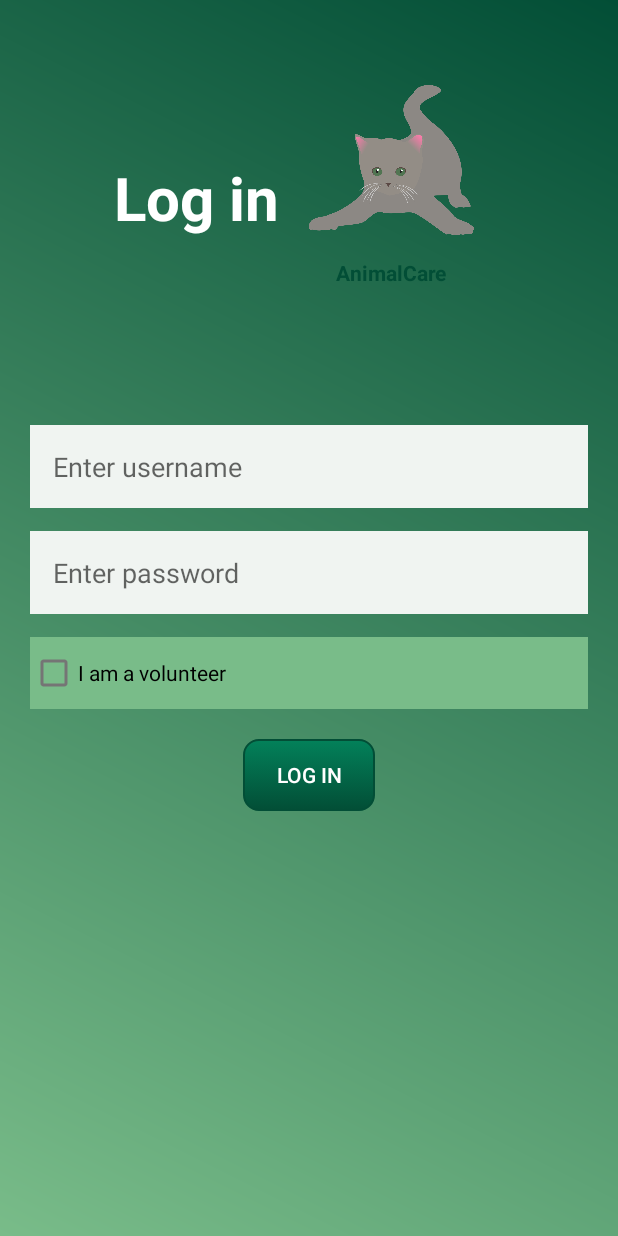
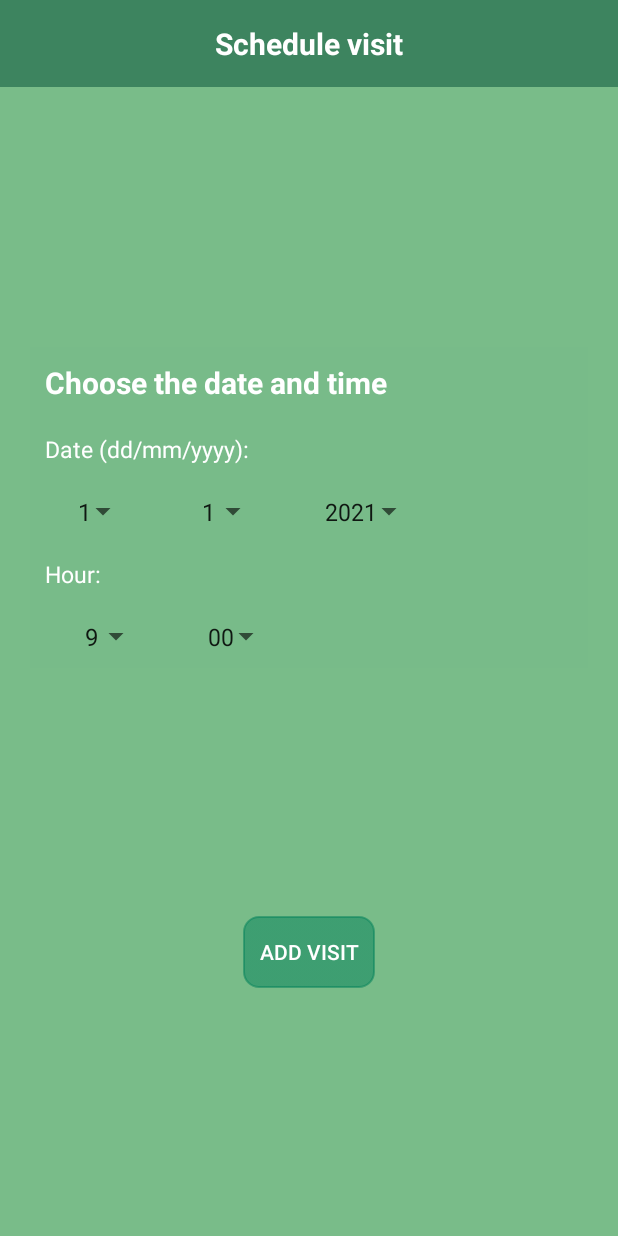
Before and after one commit to Oana-Ivan/AnimalCare, an Android app: the AdopterHomeActivity screen opened directly, with no data from a screen before it, after a tap on "Schedule visit", on a phone screen of 412 x 824 dp. Run offline under Robolectric (Android 15) with nearby library versions, the phone set to English and light mode, and no system bars; our stand-ins replace Firebase (no records; nobody signed in at launch, a user with empty details on screens opened directly), Room's generated code.

Commit message:
Users with role ADOPTER can schedule visits

```diff
--- a/app/src/main/AndroidManifest.xml
+++ b/app/src/main/AndroidManifest.xml
@@ -15,7 +15,8 @@
         android:roundIcon="@drawable/logo_animal_care"
         android:supportsRtl="true"
         android:theme="@style/Theme.AnimalCare">
-        <activity android:name=".adopterOptions.recommendedAnimals.RecommendedAnimalsActivity"></activity>
+        <activity android:name=".adopterOptions.AddVisitActivity"></activity>
+        <activity android:name=".adopterOptions.recommendedAnimals.RecommendedAnimalsActivity" />
         <activity android:name=".adopterOptions.savedAnimals.SavedAnimalsActivity" />
         <activity android:name=".animalsActivities.AnimalDetailsActivity" />
         <activity
--- /dev/null
+++ b/app/src/main/java/com/example/animalcare/adopterOptions/AddVisitActivity.java
@@ -0,0 +1,128 @@
+package com.example.animalcare.adopterOptions;
+
+import androidx.appcompat.app.AppCompatActivity;
+import androidx.appcompat.widget.AppCompatButton;
+import androidx.room.Room;
+
+import android.content.Context;
+import android.content.SharedPreferences;
+import android.os.Bundle;
+import android.util.Log;
+import android.widget.ArrayAdapter;
+import android.widget.Spinner;
+import android.widget.Toast;
+
+import com.example.animalcare.CRUD.AddAnimalActivity;
+import com.example.animalcare.R;
+import com.example.animalcare.adopterOptions.roomDatabase.AdopterOptionsDatabase;
+import com.example.animalcare.adopterOptions.roomDatabase.dao.SavedAnimalDAO;
+import com.example.animalcare.adopterOptions.roomDatabase.entity.SavedAnimal;
+import com.example.animalcare.models.Visit;
+import com.google.android.gms.tasks.OnSuccessListener;
+import com.google.firebase.firestore.CollectionReference;
+import com.google.firebase.firestore.DocumentSnapshot;
+import com.google.firebase.firestore.FirebaseFirestore;
+
+import java.util.ArrayList;
+import java.util.List;
+
+import static android.content.ContentValues.TAG;
+import static com.example.animalcare.authentication.RegisterActivity.UserPREFERENCES;
+import static com.example.animalcare.authentication.RegisterActivity.Username;
+
+public class AddVisitActivity extends AppCompatActivity {
+    private Spinner dayS, monthS, yearS, hourS, minutesS;
+    private AppCompatButton addVisitBtn;
+    private String[] day, month, year, hour, minutes;
+
+    // cloud database
+    private FirebaseFirestore db;
+    private CollectionReference visitsCollection;
+    private int collectionSize = 0;
+
+    @Override
+    protected void onCreate(Bundle savedInstanceState) {
+        super.onCreate(savedInstanceState);
+        setContentView(R.layout.activity_add_visit);
+
+        init();
+
+        addVisitBtn.setOnClickListener(b -> {
+            // TODO Add checks for visit date
+
+            // get the number of animals in collection
+            visitsCollection.get().addOnCompleteListener(task -> {
+                if (task.isSuccessful()) {
+                    for (DocumentSnapshot document : task.getResult()) {
+                        collectionSize++;
+                    }
+                    Toast.makeText(AddVisitActivity.this, "No of visits: " + collectionSize, Toast.LENGTH_LONG).show();
+                    collectionSize++;
+                    String visitID = "visit_" + collectionSize;
+
+                    // Retrieve username from sharedPreferences
+                    SharedPreferences sharedpreferences = getSharedPreferences(UserPREFERENCES, Context.MODE_PRIVATE);
+                    String username = sharedpreferences.getString(Username, "");
+
+                    // Get ids for animals saved by user
+                    List<String> ids = new ArrayList<>();
+                    // Retrieve all saved animals from Room Database
+                    AdopterOptionsDatabase db = Room.databaseBuilder(this, AdopterOptionsDatabase.class, "db-app").allowMainThreadQueries().build();
+                    SavedAnimalDAO savedAnimalDAO = db.savedAnimalDAO();
+                    List<SavedAnimal> savedAnimals = savedAnimalDAO.findByAdopterID(username);
+                    for (int i = 0; i < savedAnimals.size(); i++) {
+                        ids.add(savedAnimals.get(i).getAnimalId());
+                    }
+
+                    // Create new visit
+                    Visit visit = new Visit(visitID, username, Integer.parseInt(dayS.getSelectedItem().toString()),
+                            Integer.parseInt(monthS.getSelectedItem().toString()), Integer.parseInt(yearS.getSelectedItem().toString()),
+                            Integer.parseInt(hourS.getSelectedItem().toString()), Integer.parseInt(minutesS.getSelectedItem().toString()), ids);
+
+                    // Add visit to collection
+                    visitsCollection.document(visitID)
+                            .set(visit)
+                            .addOnSuccessListener((OnSuccessListener) o -> Log.d(TAG, "Added new visit"))
+                            .addOnFailureListener(e -> Log.w(TAG, "Error adding document", e));
+                }
+            });
+
+        });
+    }
+
+    private void init() {
+        dayS = findViewById(R.id.activity_add_visit_s_choose_day);
+        monthS = findViewById(R.id.activity_add_visit_s_choose_month);
+        yearS = findViewById(R.id.activity_add_visit_s_choose_year);
+        hourS = findViewById(R.id.activity_add_visit_s_choose_hour);
+        minutesS = findViewById(R.id.activity_add_visit_s_choose_minutes);
+        addVisitBtn = findViewById(R.id.activity_add_visit_btn);
+
+        day = new String[]{"1", "2", "3", "4", "5"};
+        month = new String[]{"1", "2", "3", "4", "5", "6", "7", "8", "9", "10", "11", "12"};
+        year = new String[]{"2021", "2022", "2023"};
+        hour = new String[]{"9", "10", "11", "12", "13", "14", "15", "16", "17"};
+        minutes = new String[]{"00", "15", "30", "45"};
+
+        ArrayAdapter<String> adapterDay = new ArrayAdapter<String>(this, android.R.layout.simple_spinner_item, day);
+        ArrayAdapter<String> adapterMonth = new ArrayAdapter<String>(this, android.R.layout.simple_spinner_item, month);
+        ArrayAdapter<String> adapterYear = new ArrayAdapter<String>(this, android.R.layout.simple_spinner_item, year);
+        ArrayAdapter<String> adapterHour = new ArrayAdapter<String>(this, android.R.layout.simple_spinner_item, hour);
+        ArrayAdapter<String> adapterMinutes = new ArrayAdapter<String>(this, android.R.layout.simple_spinner_item, minutes);
+
+        adapterDay.setDropDownViewResource(android.R.layout.simple_spinner_dropdown_item);
+        adapterMonth.setDropDownViewResource(android.R.layout.simple_spinner_dropdown_item);
+        adapterYear.setDropDownViewResource(android.R.layout.simple_spinner_dropdown_item);
+        adapterHour.setDropDownViewResource(android.R.layout.simple_spinner_dropdown_item);
+        adapterMinutes.setDropDownViewResource(android.R.layout.simple_spinner_dropdown_item);
+
+        dayS.setAdapter(adapterDay);
+        monthS.setAdapter(adapterMonth);
+        yearS.setAdapter(adapterYear);
+        hourS.setAdapter(adapterHour);
+        minutesS.setAdapter(adapterMinutes);
+
+        db = FirebaseFirestore.getInstance();
+        visitsCollection = db.collection("Visits");
+    }
+}
--- a/app/src/main/java/com/example/animalcare/usersMainScreens/AdopterHomeActivity.java
+++ b/app/src/main/java/com/example/animalcare/usersMainScreens/AdopterHomeActivity.java
@@ -14,6 +14,7 @@ import android.widget.Toast;
 import com.example.animalcare.CRUD.AnimalsListActivity;
 import com.example.animalcare.MainActivity;
 import com.example.animalcare.R;
+import com.example.animalcare.adopterOptions.AddVisitActivity;
 import com.example.animalcare.adopterOptions.recommendedAnimals.RecommendedAnimalsActivity;
 import com.example.animalcare.adopterOptions.savedAnimals.SavedAnimalsActivity;
 import com.example.animalcare.authentication.LoginActivity;
@@ -90,7 +91,7 @@ public class AdopterHomeActivity extends AppCompatActivity {
         // TODO Add redirect to activities
         switch (activityName) {
             case "schedule":
-                startActivity(new Intent(AdopterHomeActivity.this, LoginActivity.class));
+                startActivity(new Intent(AdopterHomeActivity.this, AddVisitActivity.class));
                 break;
             case "allAnimals":
                 startActivity(new Intent(AdopterHomeActivity.this, AnimalsListActivity.class));
--- /dev/null
+++ b/app/src/main/res/layout/activity_add_visit.xml
@@ -0,0 +1,152 @@
+<?xml version="1.0" encoding="utf-8"?>
+<androidx.constraintlayout.widget.ConstraintLayout xmlns:android="http://schemas.android.com/apk/res/android"
+    xmlns:app="http://schemas.android.com/apk/res-auto"
+    xmlns:tools="http://schemas.android.com/tools"
+    android:layout_width="match_parent"
+    android:layout_height="match_parent"
+    android:background="@color/color_schema_background_2"
+    tools:context=".adopterOptions.AddVisitActivity">
+
+    <TextView
+        android:id="@+id/activity_add_visit_tv"
+        android:layout_width="match_parent"
+        android:layout_height="wrap_content"
+
+        android:background="@color/color_schema_main_transparent"
+        android:text="@string/schedule_visit"
+        android:padding="15dp"
+        android:gravity="center"
+        android:textSize="20sp"
+        android:textStyle="bold"
+        android:textColor="@color/white"
+
+        app:layout_constraintBottom_toBottomOf="parent"
+        app:layout_constraintTop_toTopOf="parent"
+        app:layout_constraintVertical_bias="0.0" />
+
+    <LinearLayout
+        android:id="@+id/activity_add_visit_ll"
+        android:layout_width="match_parent"
+        android:layout_height="wrap_content"
+        android:orientation="vertical"
+
+        android:background="@color/color_schema_background_2_transparent"
+        android:layout_margin="20dp"
+
+        app:layout_constraintBottom_toBottomOf="parent"
+        app:layout_constraintTop_toBottomOf="@+id/activity_add_visit_tv"
+        app:layout_constraintVertical_bias="0.3">
+
+        <TextView
+            android:id="@+id/activity_add_visit_tv_date_time"
+            android:layout_width="match_parent"
+            android:layout_height="wrap_content"
+
+            android:text="@string/choose_the_date_and_time"
+            android:textColor="@color/white"
+            android:textSize="20sp"
+            android:textStyle="bold"
+            android:padding="10dp"
+            />
+
+        <TextView
+            android:id="@+id/activity_add_visit_tv_date"
+            android:layout_width="match_parent"
+            android:layout_height="wrap_content"
+
+            android:text="@string/date"
+            android:textColor="@color/white"
+            android:textSize="15sp"
+            android:padding="10dp"
+            />
+        <LinearLayout
+            android:layout_width="match_parent"
+            android:layout_height="wrap_content"
+            android:orientation="horizontal">
+            <Spinner
+                android:id="@+id/activity_add_visit_s_choose_day"
+                android:layout_width="wrap_content"
+                android:layout_height="wrap_content"
+
+                android:padding="10dp"
+                android:layout_marginRight="5dp"
+                android:layout_gravity="center"
+                android:gravity="center" />
+
+            <Spinner
+                android:id="@+id/activity_add_visit_s_choose_month"
+                android:layout_width="wrap_content"
+                android:layout_height="wrap_content"
+
+                android:padding="10dp"
+                android:layout_marginRight="5dp"
+                android:layout_gravity="center"
+                android:gravity="center" />
+
+            <Spinner
+                android:id="@+id/activity_add_visit_s_choose_year"
+                android:layout_width="wrap_content"
+                android:layout_height="wrap_content"
+
+                android:padding="10dp"
+                android:layout_marginRight="5dp"
+                android:layout_gravity="center"
+                android:gravity="center" />
+
+        </LinearLayout>
+
+        <TextView
+            android:id="@+id/activity_add_visit_tv_time"
+            android:layout_width="match_parent"
+            android:layout_height="wrap_content"
+
+            android:text="@string/hour"
+            android:textColor="@color/white"
+            android:textSize="15sp"
+            android:padding="10dp"
+            />
+
+        <LinearLayout
+            android:layout_width="match_parent"
+            android:layout_height="wrap_content"
+            android:orientation="horizontal">
+            <Spinner
+                android:id="@+id/activity_add_visit_s_choose_hour"
+                android:layout_width="wrap_content"
+                android:layout_height="wrap_content"
+
+                android:padding="10dp"
+                android:layout_marginRight="5dp"
+                android:layout_gravity="center"
+                android:gravity="center" />
+
+            <Spinner
+                android:id="@+id/activity_add_visit_s_choose_minutes"
+                android:layout_width="wrap_content"
+                android:layout_height="wrap_content"
+
+                android:padding="10dp"
+                android:layout_gravity="center"
+                android:gravity="center" />
+
+        </LinearLayout>
+
+    </LinearLayout>
+
+    <androidx.appcompat.widget.AppCompatButton
+        android:id="@+id/activity_add_visit_btn"
+        android:layout_width="wrap_content"
+        android:layout_height="wrap_content"
+
+        android:layout_gravity="center"
+        android:background="@drawable/button_light"
+        android:gravity="center"
+        android:text="@string/add_visit"
+        android:textColor="@color/white"
+
+        app:layout_constraintBottom_toBottomOf="parent"
+        app:layout_constraintEnd_toEndOf="parent"
+        app:layout_constraintStart_toStartOf="parent"
+        app:layout_constraintTop_toBottomOf="@+id/activity_add_visit_ll" />
+
+</androidx.constraintlayout.widget.ConstraintLayout>
--- a/app/src/main/res/values/strings.xml
+++ b/app/src/main/res/values/strings.xml
@@ -109,4 +109,8 @@
     <string name="high">High</string>
     <string name="question_5">Question 5</string>
     <string name="submit">Submit</string>
+    <string name="add_visit">Add visit</string>
+    <string name="choose_the_date_and_time">Choose the date and time</string>
+    <string name="date">Date (dd/mm/yyyy):</string>
+    <string name="hour">Hour:</string>
 </resources>
```
Also changed, not shown: app/src/main/java/com/example/animalcare/models/Visit.java (added, +92 -0 lines).
